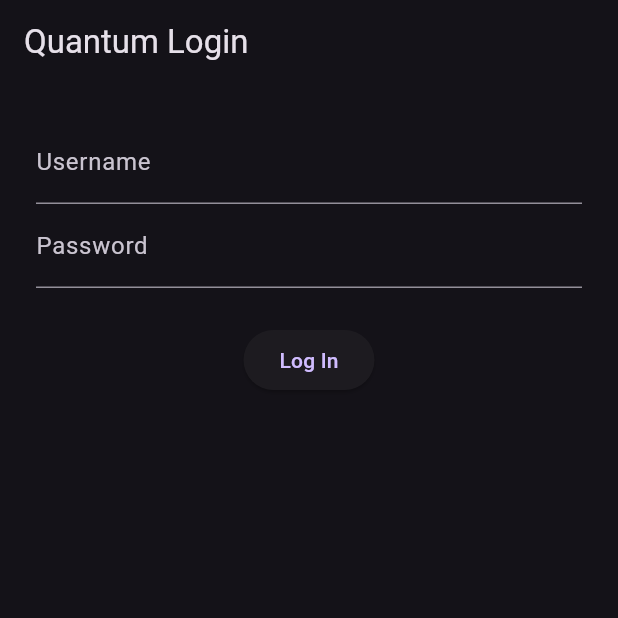
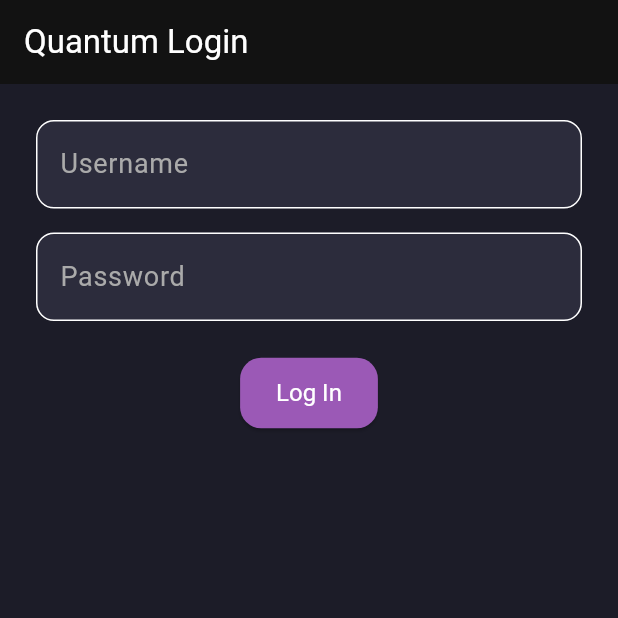
Before and after one commit to Yazip/Quantum, a Flutter app: the screen it shows after launch, on a phone screen of 412 x 824 dp, the top half of it. Run offline on Flutter 3.47's test engine with Material 3 defaults, Android fonts, the light colour scheme and no system bars; network calls fail.

Commit message:
Added a theme for the client

```diff
--- a/quantum_client/lib/main.dart
+++ b/quantum_client/lib/main.dart
@@ -1,5 +1,6 @@
 import 'package:flutter/material.dart';
 import 'screens/login_screen.dart';
+import 'theme/quantum_theme.dart';
 
 void main() {
   runApp(const QuantumApp());
@@ -19,14 +20,18 @@
   Widget build(BuildContext context) {
     return MaterialApp(
       title: 'Quantum Messenger',
-      theme: ThemeData.dark(),
+      debugShowCheckedModeBanner: false,
+      theme: QuantumTheme.darkTheme,
       home: token == null
           ? LoginScreen(onLogin: (receivedToken) {
               setState(() => token = receivedToken);
             })
           : Scaffold(
               body: Center(
-                child: Text("Добро пожаловать в Quantum! JWT: $token"),
+                child: Text(
+                  "Добро пожаловать в Quantum! JWT:\n$token",
+                  textAlign: TextAlign.center,
+                ),
               ),
             ),
     );
--- a/quantum_client/lib/screens/login_screen.dart
+++ b/quantum_client/lib/screens/login_screen.dart
@@ -57,6 +57,7 @@
               controller: _usernameController,
               decoration: const InputDecoration(labelText: "Username"),
             ),
+	    const SizedBox(height: 16),
             TextField(
               controller: _passwordController,
               decoration: const InputDecoration(labelText: "Password"),
--- /dev/null
+++ b/quantum_client/lib/theme/quantum_theme.dart
@@ -0,0 +1,47 @@
+import 'package:flutter/material.dart';
+
+class QuantumTheme {
+  static const Color primary = Color(0xFF9B59B6);      // Фиолетовый
+  static const Color secondary = Color(0xFF8E44AD);    // Тёмно-фиолетовый
+  static const Color background = Color(0xFF1C1C28);   // Тёмный графит
+  static const Color surface = Color(0xFF2C2C3C);      // Поверхности
+  static const Color textPrimary = Color(0xFFE0E0E0);  // Основной текст
+  static const Color textSecondary = Color(0xFFAAAAAA);
+
+  static ThemeData get darkTheme {
+    return ThemeData(
+      brightness: Brightness.dark,
+      scaffoldBackgroundColor: background,
+      primaryColor: primary,
+      colorScheme: const ColorScheme.dark(
+        primary: primary,
+        secondary: secondary,
+        background: background,
+      ),
+      textTheme: const TextTheme(
+        bodyLarge: TextStyle(color: textPrimary, fontSize: 18),
+        bodyMedium: TextStyle(color: textSecondary, fontSize: 14),
+      ),
+      inputDecorationTheme: InputDecorationTheme(
+        filled: true,
+        fillColor: surface,
+        border: OutlineInputBorder(
+          borderRadius: BorderRadius.circular(12),
+        ),
+        labelStyle: const TextStyle(color: textSecondary),
+      ),
+      elevatedButtonTheme: ElevatedButtonThemeData(
+        style: ElevatedButton.styleFrom(
+          backgroundColor: primary,
+          foregroundColor: Colors.white,
+          shape: RoundedRectangleBorder(
+            borderRadius: BorderRadius.circular(14),
+          ),
+          padding: const EdgeInsets.symmetric(horizontal: 24, vertical: 14),
+          textStyle: const TextStyle(fontSize: 16),
+        ),
+      ),
+      cardColor: surface,
+    );
+  }
+}
```
